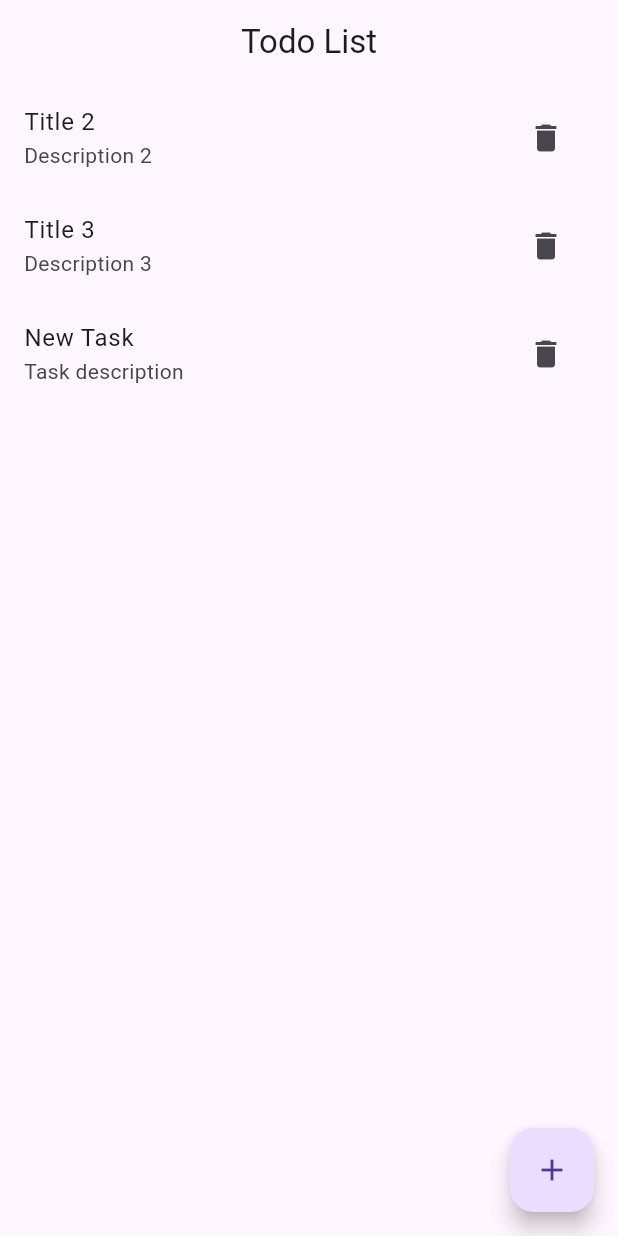
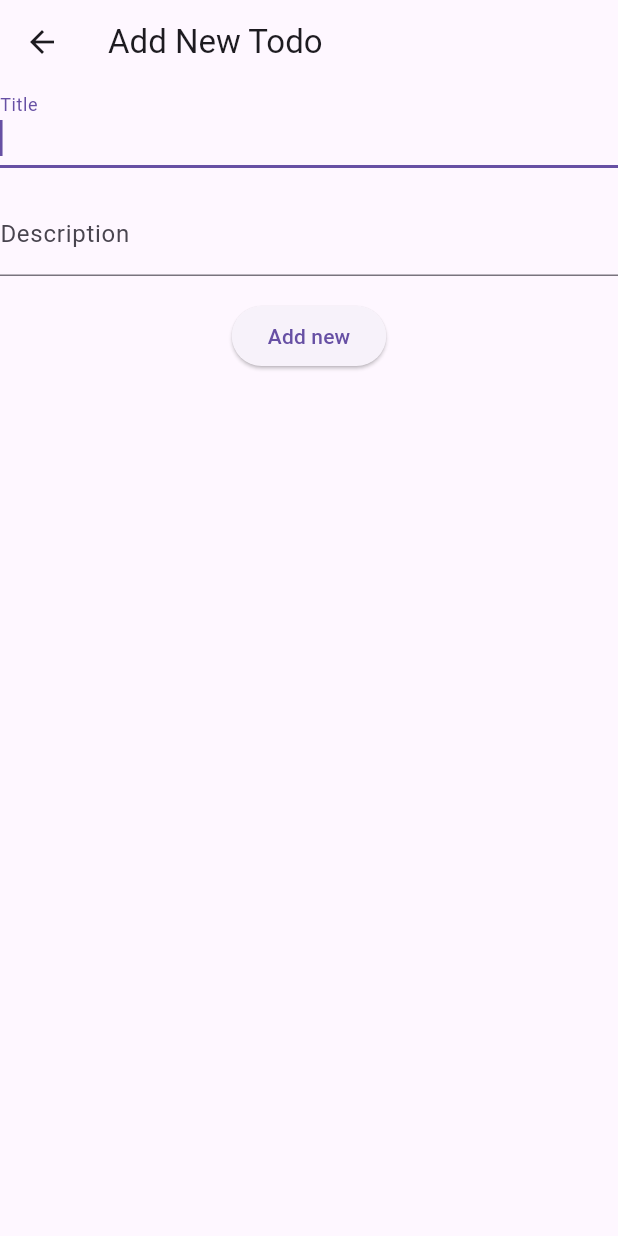
Before and after one commit to anawin-wiri/flutter_week6, a Flutter app: the screen it shows after launch, after a tap on the "delete" icon, after a tap on the "add" icon, on a phone screen of 412 x 824 dp. Run offline on Flutter 3.47's test engine with Material 3 defaults, Android fonts, the phone set to English and light mode, and no system bars; our stand-ins replace get.

Commit message:
Add new and Edit

```diff
--- a/lib/app/data/services/todo_services.dart
+++ b/lib/app/data/services/todo_services.dart
@@ -29,4 +29,9 @@ class TodoService extends GetxService {
     todos[index].isDone = !todos[index].isDone;
     todos.refresh();
   }
+
+  void editTodo(int index, Todo todo) {
+    todos[index] = todo;
+    todos.refresh();
+  }
 }
--- a/lib/app/modules/home/controllers/home_controller.dart
+++ b/lib/app/modules/home/controllers/home_controller.dart
@@ -6,9 +6,33 @@ import 'package:test_getx/app/data/todo.dart';
 class HomeController extends GetxController {
   //TODO: Implement HomeController
   final TodoService todoService = Get.find();
+  final titleController = TextEditingController();
+  final descriptionController = TextEditingController();
+
+  final titleFocus = FocusNode();
+  void setEditedTodo(Todo todo) {
+    titleController.text = todo.title;
+    descriptionController.text = todo.description;
+  }
+
+  void clearForm() {
+    titleController.text = "";
+    descriptionController.text = "";
+  }
+
   void addNewTodo() {
-    todoService
-        .addTodo(Todo(title: 'New Task', description: 'Task description'));
+    todoService.addTodo(Todo(
+        title: titleController.text, description: descriptionController.text));
+    clearForm();
+  }
+
+  void editTodo(int index) {
+    todoService.editTodo(
+        index,
+        Todo(
+            title: titleController.text,
+            description: descriptionController.text));
+    clearForm();
   }
 
   void toggleTodoStatus(int index) {
@@ -27,9 +51,13 @@ class HomeController extends GetxController {
 
   @override
   void onReady() {
+    titleFocus.requestFocus();
     super.onReady();
   }
 
   @override
-  void onClose() {}
+  void onClose() {
+    descriptionController.dispose();
+    titleController.dispose();
+  }
 }
--- /dev/null
+++ b/lib/app/modules/home/views/edit_todo_view.dart
@@ -0,0 +1,75 @@
+import 'package:flutter/material.dart';
+import 'package:flutter/widgets.dart';
+import 'package:get/get.dart';
+import 'package:get/get_core/src/get_main.dart';
+import 'package:test_getx/app/data/todo.dart';
+import 'package:test_getx/app/modules/home/controllers/home_controller.dart';
+
+class EditTodoView extends StatelessWidget {
+  final int? index;
+  final Todo? todo;
+  final _formKey = GlobalKey<FormState>();
+  final HomeController controller = Get.find();
+
+  EditTodoView({this.index, this.todo, Key? key}) : super(key: key) {
+    if (this.todo != null) {
+      controller.setEditedTodo(todo!);
+    } else {
+      controller.clearForm();
+    }
+  }
+
+  @override
+  Widget build(BuildContext context) {
+    return Scaffold(
+        appBar: AppBar(
+          title: (this.todo != null) ? Text('Edit Todo') : Text('Add New Todo'),
+        ),
+        body: Form(
+          key: _formKey,
+          child: Column(
+            children: [
+              TextFormField(
+                focusNode: controller.titleFocus,
+                controller: controller.titleController,
+                decoration: InputDecoration(labelText: 'Title'),
+                validator: (value) {
+                  if (value == null || value.isEmpty) {
+                    return 'Please enter a title';
+                  }
+                  return null;
+                },
+              ),
+              SizedBox(
+                height: 16,
+              ),
+              TextFormField(
+                controller: controller.descriptionController,
+                decoration: InputDecoration(labelText: 'Description'),
+                validator: (value) {
+                  if (value == null || value.isEmpty) {
+                    return 'Please enter a Description';
+                  }
+                  return null;
+                },
+              ),
+              SizedBox(
+                height: 16,
+              ),
+              ElevatedButton(
+                  onPressed: () {
+                    if (_formKey.currentState!.validate()) {
+                      if (todo == null) {
+                        controller.addNewTodo();
+                      } else {
+                        controller.editTodo(index!);
+                      }
+                    }
+                    Get.back();
+                  },
+                  child: (this.todo != null) ? Text('Edit') : Text('Add new'))
+            ],
+          ),
+        ));
+  }
+}
--- a/lib/app/modules/home/views/home_view.dart
+++ b/lib/app/modules/home/views/home_view.dart
@@ -3,6 +3,8 @@ import 'dart:developer';
 import 'package:flutter/material.dart';
 
 import 'package:get/get.dart';
+import 'package:test_getx/app/data/todo.dart';
+import 'package:test_getx/app/modules/home/views/edit_todo_view.dart';
 
 import '../controllers/home_controller.dart';
 
@@ -31,6 +33,9 @@ class HomeView extends GetView<HomeController> {
                     controller.removeTodoAt(index);
                   },
                 ),
+                onTap: () {
+                  Get.to(() => EditTodoView(index: index, todo: todo));
+                },
                 onLongPress: () {
                   controller.toggleTodoStatus(index);
                   log('${todo.isDone}');
@@ -42,7 +47,7 @@ class HomeView extends GetView<HomeController> {
       }),
       floatingActionButton: FloatingActionButton(
         onPressed: () {
-          controller.addNewTodo();
+          Get.to(() => EditTodoView());
         },
         child: Icon(Icons.add),
       ),
```
